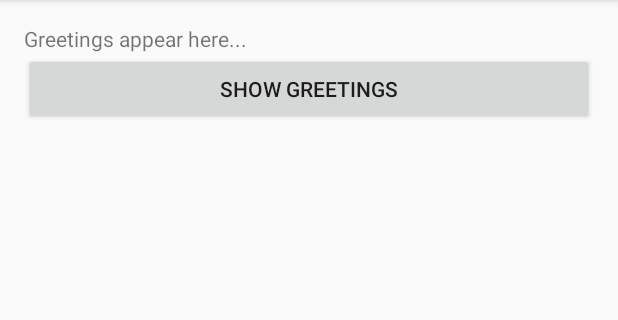
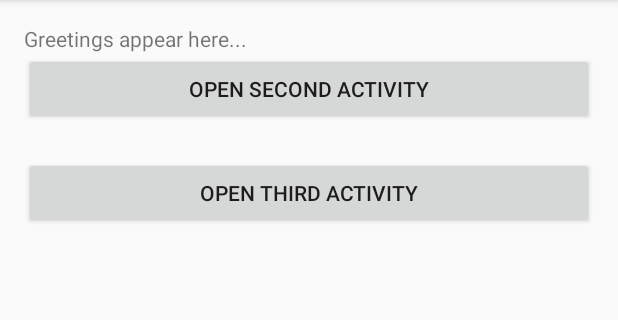
Before and after one commit to stef54700/Working-with-multiple-activities, an Android app: the screen it shows after launch (FirstActivity), on a phone screen of 412 x 824 dp, the part 84-404 px from its top. Run offline under Robolectric (Android 15) with nearby library versions, the phone set to English and light mode, and no system bars.

Commit message:
Ajout des activités supplémentaires

```diff
--- a/app/src/main/AndroidManifest.xml
+++ b/app/src/main/AndroidManifest.xml
@@ -15,6 +15,10 @@
                 <category android:name="android.intent.category.LAUNCHER" />
             </intent-filter>
         </activity>
+
+        <activity android:name=".SecondActivity"/>
+        <activity android:name=".ThirdActivity"/>
+
     </application>
 
 </manifest>
--- a/app/src/main/res/layout/first_layout.xml
+++ b/app/src/main/res/layout/first_layout.xml
@@ -19,9 +19,20 @@
     <Button
         android:layout_width="match_parent"
         android:layout_height="wrap_content"
-        android:text="Show Greetings"
+        android:text="Open Second Activity"
         android:layout_below="@+id/greetings_text_view"
         android:onClick="showGreetings"
+        android:id="@+id/button"
         />
 
+    <Button
+        android:layout_width="match_parent"
+        android:layout_height="wrap_content"
+        android:text="Open Third Activity"
+        android:onClick="showGreetings"
+        android:id="@+id/button2"
+        android:layout_below="@+id/button"
+        android:layout_centerHorizontal="true"
+        android:layout_marginTop="21dp" />
+
 </RelativeLayout>
```
Also changed, not shown: app/src/main/java/flytome/com/firstapplication/FirstActivity.java (+13 -2 lines), app/src/main/java/flytome/com/firstapplication/SecondActivity.java (added, +17 -0 lines), app/src/main/java/flytome/com/firstapplication/ThirdActivity.java (added, +17 -0 lines), app/src/main/res/layout/second_layout.xml (added, +14 -0 lines), app/src/main/res/layout/third_layout.xml (added, +13 -0 lines).
